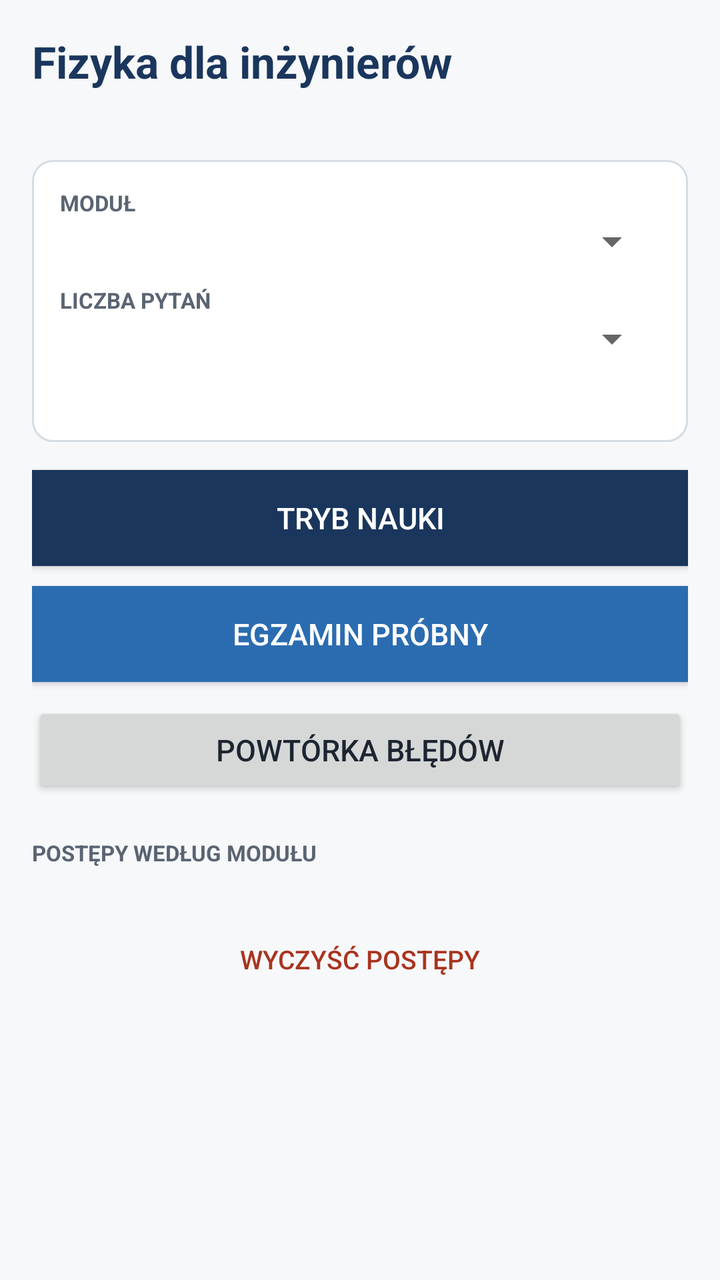
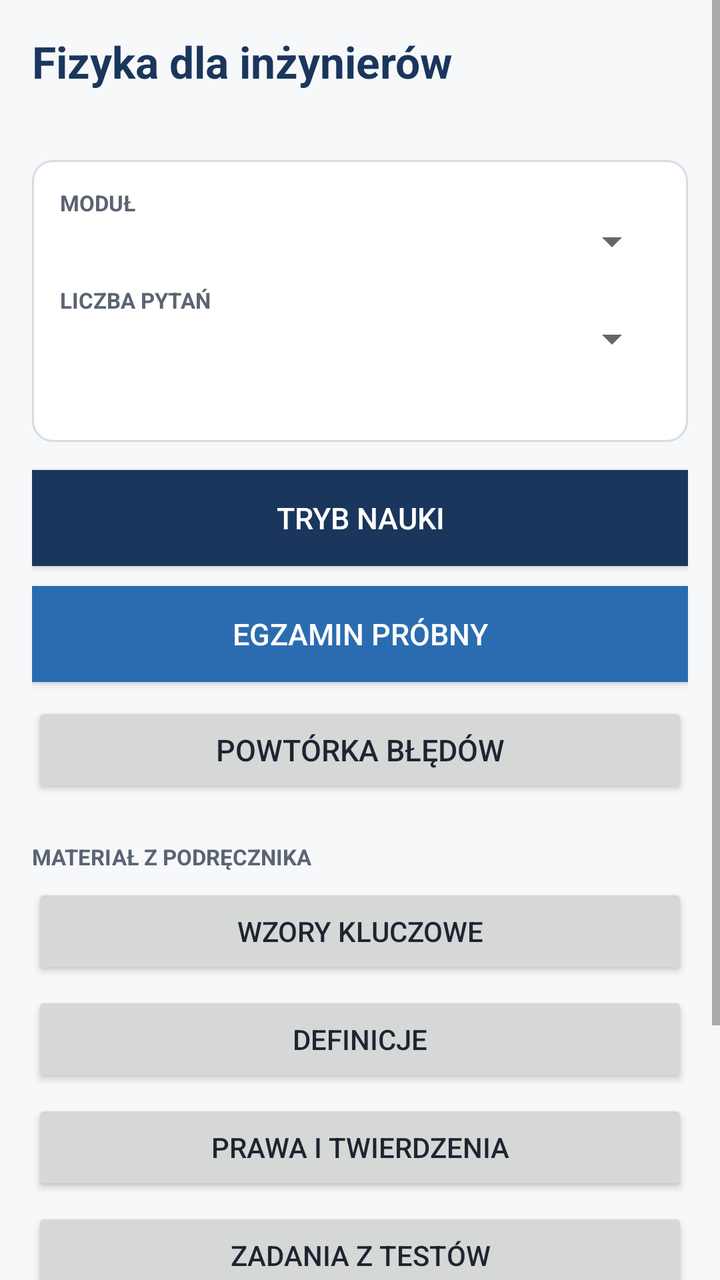

Screens rendered from an Android XML layout before and after an edit, with the pre-edit source and the edit as a unified diff.
<!-- AndroidManifest.xml: application theme Theme.FizykaQuiz -->
<!-- res/layout/activity_main.xml -->
<?xml version="1.0" encoding="utf-8"?>
<ScrollView xmlns:android="http://schemas.android.com/apk/res/android"
    android:layout_width="match_parent" android:layout_height="match_parent">
    <LinearLayout android:layout_width="match_parent" android:layout_height="wrap_content"
        android:orientation="vertical" android:padding="16dp">

        <TextView android:layout_width="match_parent" android:layout_height="wrap_content"
            android:text="Fizyka dla inżynierów" android:textColor="@color/akcent"
            android:textSize="22sp" android:textStyle="bold" />
        <TextView android:id="@+id/txtPodsumowanie" android:layout_width="match_parent"
            android:layout_height="wrap_content" android:layout_marginTop="3dp"
            android:textColor="@color/szary" android:textSize="13sp" />

        <LinearLayout android:layout_width="match_parent" android:layout_height="wrap_content"
            android:orientation="vertical" android:background="@drawable/tlo_karty"
            android:padding="14dp" android:layout_marginTop="14dp">
            <TextView android:layout_width="wrap_content" android:layout_height="wrap_content"
                android:text="MODUŁ" android:textColor="@color/szary" android:textSize="11sp" android:textStyle="bold" />
            <Spinner android:id="@+id/spModul" android:layout_width="match_parent" android:layout_height="wrap_content" />
            <TextView android:layout_width="wrap_content" android:layout_height="wrap_content"
                android:text="LICZBA PYTAŃ" android:textColor="@color/szary" android:layout_marginTop="10dp"
                android:textSize="11sp" android:textStyle="bold" />
            <Spinner android:id="@+id/spIle" android:layout_width="match_parent" android:layout_height="wrap_content" />
            <TextView android:id="@+id/txtPula" android:layout_width="match_parent"
                android:layout_height="wrap_content" android:layout_marginTop="8dp"
                android:textColor="@color/akcent" android:textSize="13sp" android:textStyle="bold" />
        </LinearLayout>

        <Button android:id="@+id/btnNauka" android:layout_width="match_parent" android:layout_height="wrap_content"
            android:layout_marginTop="14dp" android:text="TRYB NAUKI" android:textSize="15sp"
            android:background="@color/akcent" android:textColor="#FFFFFF" />
        <Button android:id="@+id/btnEgzamin" android:layout_width="match_parent" android:layout_height="wrap_content"
            android:layout_marginTop="10dp" android:text="EGZAMIN PRÓBNY" android:textSize="15sp"
            android:background="@color/akcent_jasny" android:textColor="#FFFFFF" />
        <Button android:id="@+id/btnBledy" android:layout_width="match_parent" android:layout_height="wrap_content"
            android:layout_marginTop="10dp" android:text="POWTÓRKA BŁĘDÓW" android:textSize="15sp" />

        <TextView android:layout_width="match_parent" android:layout_height="wrap_content"
            android:layout_marginTop="20dp" android:text="POSTĘPY WEDŁUG MODUŁU"
            android:textColor="@color/szary" android:textSize="11sp" android:textStyle="bold" />
        <LinearLayout android:id="@+id/boxModuly" android:layout_width="match_parent"
            android:layout_height="wrap_content" android:orientation="vertical"
            android:layout_marginTop="6dp" />

        <Button android:id="@+id/btnReset" android:layout_width="match_parent" android:layout_height="wrap_content"
            android:layout_marginTop="16dp" android:text="Wyczyść postępy" android:textSize="13sp"
            android:background="@android:color/transparent" android:textColor="@color/zle" />

        <TextView android:id="@+id/txtZrodlo" android:layout_width="match_parent"
            android:layout_height="wrap_content" android:layout_marginTop="10dp"
            android:textColor="@color/szary" android:textSize="11sp" />
    </LinearLayout>
</ScrollView>
<!-- resources referenced by this layout -->
<resources>
  <color name="akcent">#1A365D</color>
  <color name="akcent_jasny">#2B6CB0</color>
  <color name="szary">#5A6472</color>
  <color name="zle">#A8341F</color>
  <!-- drawable tlo_karty (drawable) -->
  <?xml version="1.0" encoding="utf-8"?>
  <shape xmlns:android="http://schemas.android.com/apk/res/android" android:shape="rectangle">
      <solid android:color="@color/karta" />
      <corners android:radius="10dp" />
      <stroke android:width="1dp" android:color="#D5DCE4" />
  </shape>
  <style name="Theme.FizykaQuiz" parent="Theme.AppCompat.Light.DarkActionBar">
          <item name="colorPrimary">@color/akcent</item>
          <item name="colorPrimaryDark">@color/akcent</item>
          <item name="colorAccent">@color/akcent_jasny</item>
          <item name="android:windowBackground">@color/tlo</item>
          <item name="android:textColorPrimary">@color/tekst</item>
      </style>
  <color name="karta">#FFFFFF</color>
  <color name="tlo">#F7F8FA</color>
  <color name="tekst">#1C2530</color>
</resources>

<!-- the commit's change to res/layout/activity_main.xml (unified diff, before → after) -->
@@ -36,7 +36,19 @@
             android:layout_marginTop="10dp" android:text="POWTÓRKA BŁĘDÓW" android:textSize="15sp" />
 
         <TextView android:layout_width="match_parent" android:layout_height="wrap_content"
-            android:layout_marginTop="20dp" android:text="POSTĘPY WEDŁUG MODUŁU"
+            android:layout_marginTop="22dp" android:text="MATERIAŁ Z PODRĘCZNIKA"
+            android:textColor="@color/szary" android:textSize="11sp" android:textStyle="bold" />
+        <Button android:id="@+id/btnWzory" android:layout_width="match_parent" android:layout_height="wrap_content"
+            android:layout_marginTop="6dp" android:textSize="14sp" android:text="WZORY KLUCZOWE" />
+        <Button android:id="@+id/btnDefinicje" android:layout_width="match_parent" android:layout_height="wrap_content"
+            android:layout_marginTop="6dp" android:textSize="14sp" android:text="DEFINICJE" />
+        <Button android:id="@+id/btnPrawa" android:layout_width="match_parent" android:layout_height="wrap_content"
+            android:layout_marginTop="6dp" android:textSize="14sp" android:text="PRAWA I TWIERDZENIA" />
+        <Button android:id="@+id/btnZadania" android:layout_width="match_parent" android:layout_height="wrap_content"
+            android:layout_marginTop="6dp" android:textSize="14sp" android:text="ZADANIA Z TESTÓW" />
+
+        <TextView android:layout_width="match_parent" android:layout_height="wrap_content"
+            android:layout_marginTop="22dp" android:text="POSTĘPY WEDŁUG MODUŁU"
             android:textColor="@color/szary" android:textSize="11sp" android:textStyle="bold" />
         <LinearLayout android:id="@+id/boxModuly" android:layout_width="match_parent"
             android:layout_height="wrap_content" android:orientation="vertical"
